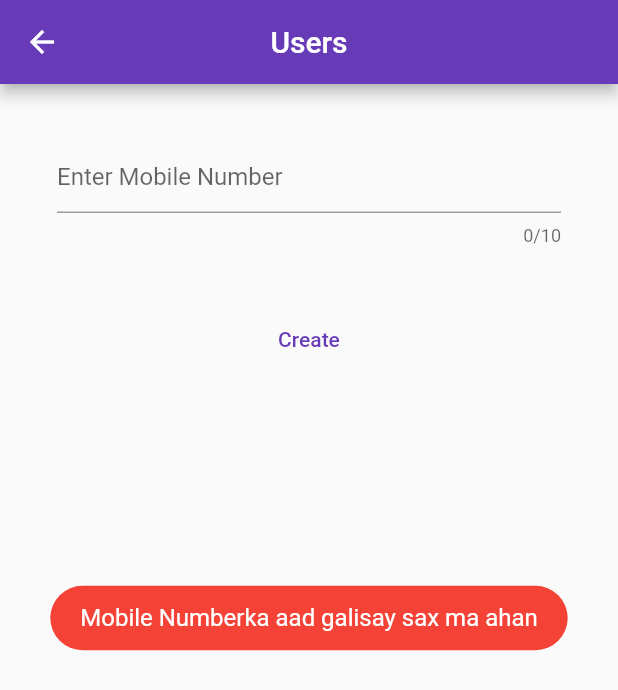
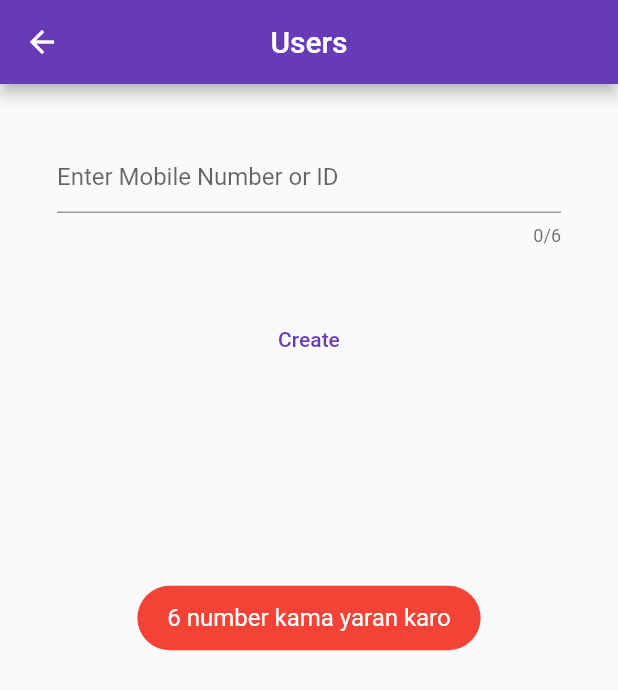
Before and after one commit to IsmailAbdirahman/bjjadmin, a Flutter app: the AddNewUser screen opened directly, after a tap on "Create", on a phone screen of 412 x 824 dp. Shown: the top 690 px of the screen. Run offline on Flutter 3.47's test engine with Material 2 defaults, Android fonts, the phone set to English and light mode, and no system bars; our stand-ins replace cloud_firestore, firebase_auth, firebase_core, flutter_riverpod, fluttertoast, google_sign_in and 1 more; accounts and stored records are empty.

Commit message:
changed toast message

```diff
--- a/lib/AddNewuser/add_new_user.dart
+++ b/lib/AddNewuser/add_new_user.dart
@@ -25,17 +25,17 @@ class AddNewUser extends ConsumerWidget {
           Padding(
               padding: const EdgeInsets.all(38.0),
               child: TextField(
-                maxLength: 10,
+                maxLength: 6,
                 keyboardType: TextInputType.number,
                 controller: _newPhoneNumberController,
                 decoration: InputDecoration(
-                  hintText: "Enter Mobile Number",
+                  hintText: "Enter Mobile Number or ID",
                 ),
               )),
           TextButton(
               onPressed: () async {
-                if (_newPhoneNumberController.text.length >= 10 &&
-                    _newPhoneNumberController.text.length <= 10) {
+                if (_newPhoneNumberController.text.length >= 6 &&
+                    _newPhoneNumberController.text.length <= 6) {
                   await context
                       .read(addingNewUserProvider)
                       .addNewUser(_newPhoneNumberController.text, false);
@@ -43,7 +43,7 @@ class AddNewUser extends ConsumerWidget {
                   FocusScope.of(context).unfocus();
                 } else {
                   Fluttertoast.showToast(
-                      msg: "Mobile Numberka aad galisay sax ma ahan",
+                      msg: "6 number kama yaran karo",
                       toastLength: Toast.LENGTH_LONG,
                       gravity: ToastGravity.CENTER,
                       timeInSecForIosWeb: 1,
```
